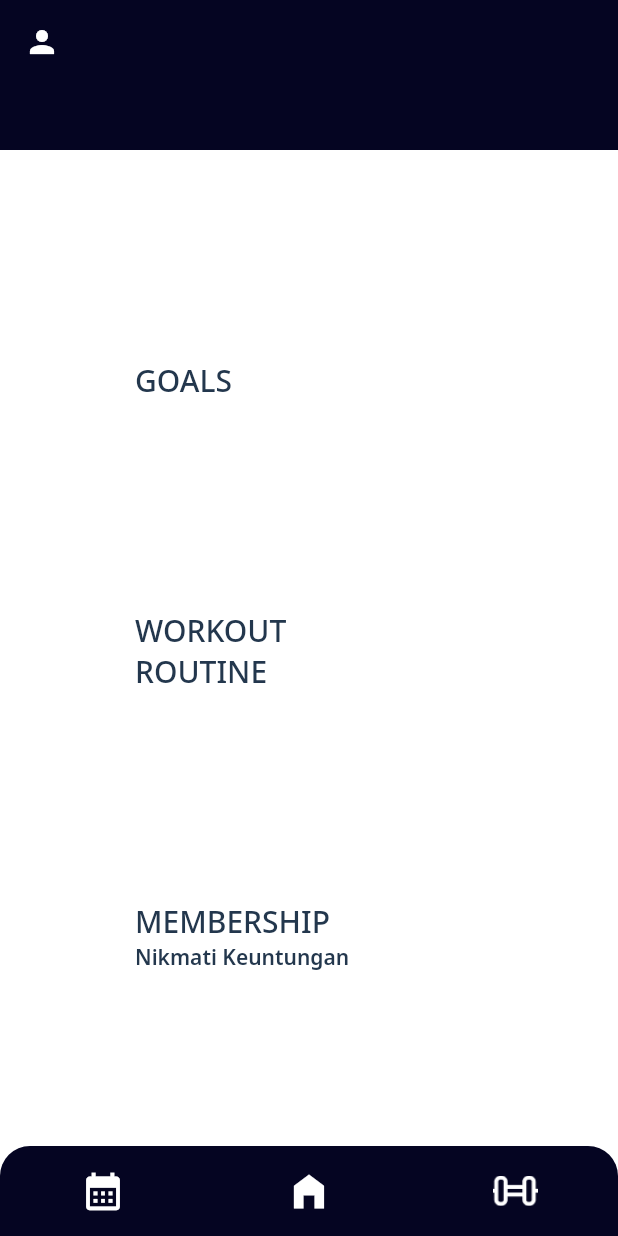
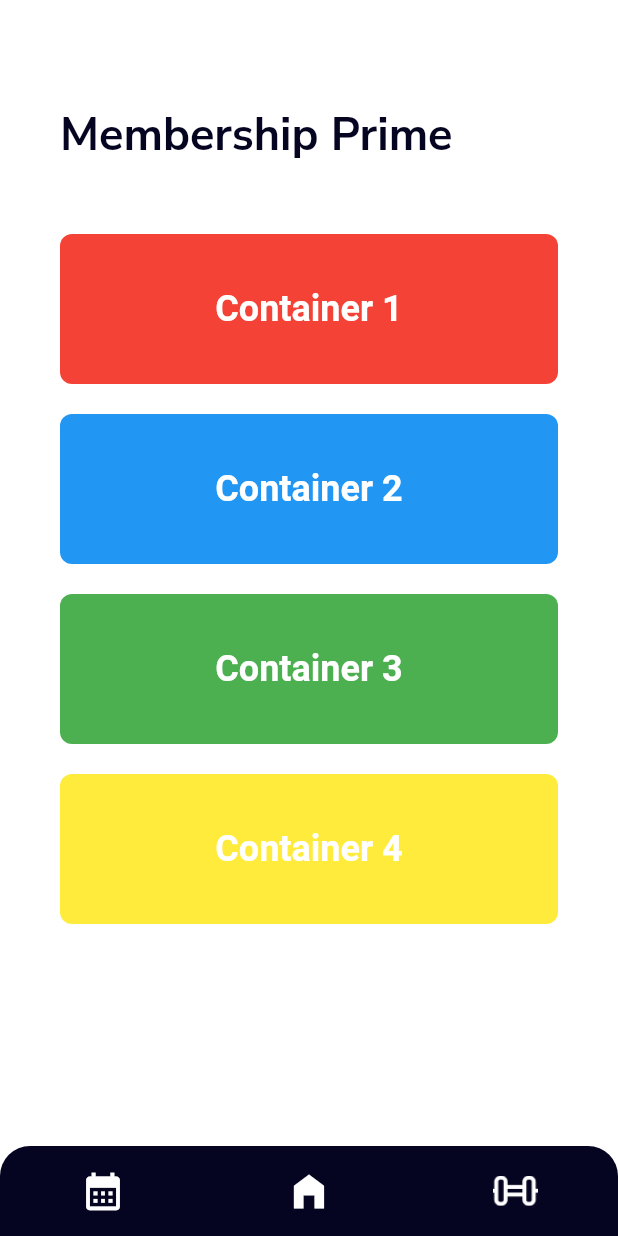
Before and after one commit to PMO-Kel7/Gymhouse, a Flutter app: the BtnNavBar screen opened directly, item 3 of the bottom bar chosen, after a tap on the "calendar month" icon, on a phone screen of 412 x 824 dp. Run offline on Flutter 3.47's test engine with Material 2 defaults, Android fonts, the phone set to English and light mode, and no system bars; our stand-ins replace firebase_auth, firebase_core, flutter_svg, google_fonts; accounts and stored records are empty; Roboto replaces fonts that are missing (Muli).

Commit message:
Membuat menu membership prime Fixes #7 sudah

```diff
--- a/gymhouse_project/lib/Components/HomePages/file_navigation.dart
+++ b/gymhouse_project/lib/Components/HomePages/file_navigation.dart
@@ -1,6 +1,7 @@
 import 'package:flutter/material.dart';
 import 'package:gymhouse_project/Components/HomePages/homepage.dart';
 import 'package:gymhouse_project/Components/HomePages/profile.dart';
+import 'package:gymhouse_project/Components/Membership/membershipform.dart';
 
 class BtnNavBar extends StatefulWidget {
   @override
@@ -17,6 +18,7 @@ class _BottomNavBarState extends State<BtnNavBar> {
     _pages = [
       homepage(),
       profile(),
+      membership(),
     ];
     super.initState();
   }
@@ -49,7 +51,7 @@ class _BottomNavBarState extends State<BtnNavBar> {
                     IconButton(
                       onPressed: () {
                         setState(() {
-                          _currentIndex = 0;
+                          _currentIndex = 2;
                         });
                       },
                       icon: Icon(
--- a/gymhouse_project/lib/Components/HomePages/homepage.dart
+++ b/gymhouse_project/lib/Components/HomePages/homepage.dart
@@ -22,16 +22,14 @@ class homepage extends StatelessWidget {
               color: Colors.white,
             ),
           ),
-        leading:
-            IconButton(
+          leading: IconButton(
             icon: Icon(
               Icons.person,
               color: Colors.white,
             ),
             onPressed: () {
               Navigator.push(
-      context,
-      MaterialPageRoute(builder: (context) => profile()));
+                  context, MaterialPageRoute(builder: (context) => profile()));
             },
           ),
         ),
--- /dev/null
+++ b/gymhouse_project/lib/Components/Membership/membershipform.dart
@@ -0,0 +1,91 @@
+import 'package:firebase_auth/firebase_auth.dart';
+import 'package:flutter/material.dart';
+import 'package:gymhouse_project/utils/constant.dart';
+
+class membership extends StatelessWidget {
+  const membership({Key? key});
+
+  @override
+  Widget build(BuildContext context) {
+    return Scaffold(
+      backgroundColor: Color.fromARGB(255, 255, 255, 255),
+      body: Container(
+        padding: EdgeInsets.all(40),
+        child: Column(
+          children: [
+            Column(
+              crossAxisAlignment: CrossAxisAlignment.stretch,
+              children: [
+                SizedBox(
+                  height: 30,
+                ),
+                Text("Membership Prime", style: mTitleStyleMembership),
+                SizedBox(
+                  height: 45,
+                ),
+              ],
+            ),
+            MenuContainer(
+
+              title: 'Container 1',
+              color: Colors.red,
+            ),
+            SizedBox(
+              height: 20,
+            ),
+            MenuContainer(
+              title: 'Container 2',
+              color: Colors.blue,
+            ),
+            SizedBox(
+              height: 20,
+            ),
+            MenuContainer(
+              title: 'Container 3',
+              color: Colors.green,
+            ),
+            SizedBox(
+              height: 20,
+            ),
+            MenuContainer(
+              title: 'Container 4',
+              color: Colors.yellow,
+            ),
+          ],
+        ),
+      ),
+    );
+  }
+}
+
+class MenuContainer extends StatelessWidget {
+  final String title;
+  final Color color;
+
+  const MenuContainer({
+    required this.title,
+    required this.color,
+  });
+
+  @override
+  Widget build(BuildContext context) {
+    return Container(
+      height: 100.0,
+      decoration: BoxDecoration(
+        color: color,
+        borderRadius: BorderRadius.circular(8.0),
+      ),
+      child: Center(
+        child:
+        Text(
+          title,
+          style: TextStyle(
+            fontSize: 24.0,
+            color: Colors.white,
+            fontWeight: FontWeight.bold,
+          ),
+        ),
+      ),
+    );
+  }
+}
--- a/gymhouse_project/lib/utils/constant.dart
+++ b/gymhouse_project/lib/utils/constant.dart
@@ -95,6 +95,10 @@ var mTitleStyleWelcome = GoogleFonts.nunitoSans(
 
 var mTitleStyleMyprofile = GoogleFonts.nunitoSans(
     fontWeight: FontWeight.w700, color: mBackgroundColor, fontSize: 30);
+
+var mTitleStyleMembership = GoogleFonts.nunitoSans(
+    fontWeight: FontWeight.w700, color: kPrimaryColor, fontSize: 30);
+
 
 var mTitleStyleLogin = GoogleFonts.notoSans(
     fontWeight: FontWeight.w700, color: mTitleColor, fontSize: 30);
```
Also changed, not shown: 11 other files. Lines whose indentation alone changed are shown as unchanged.
